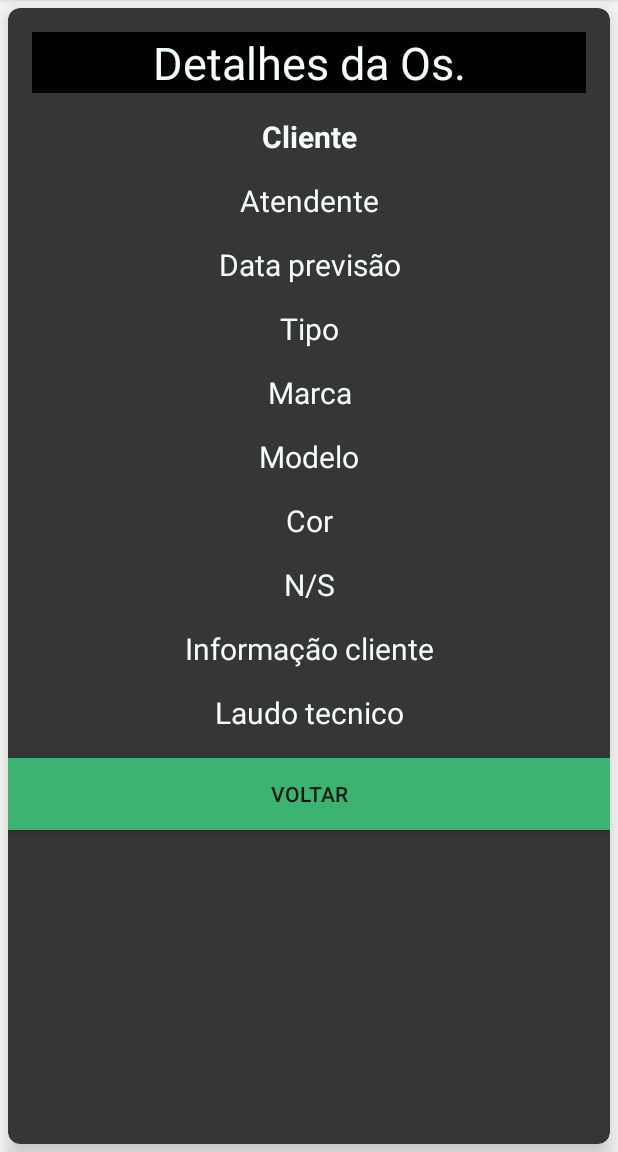
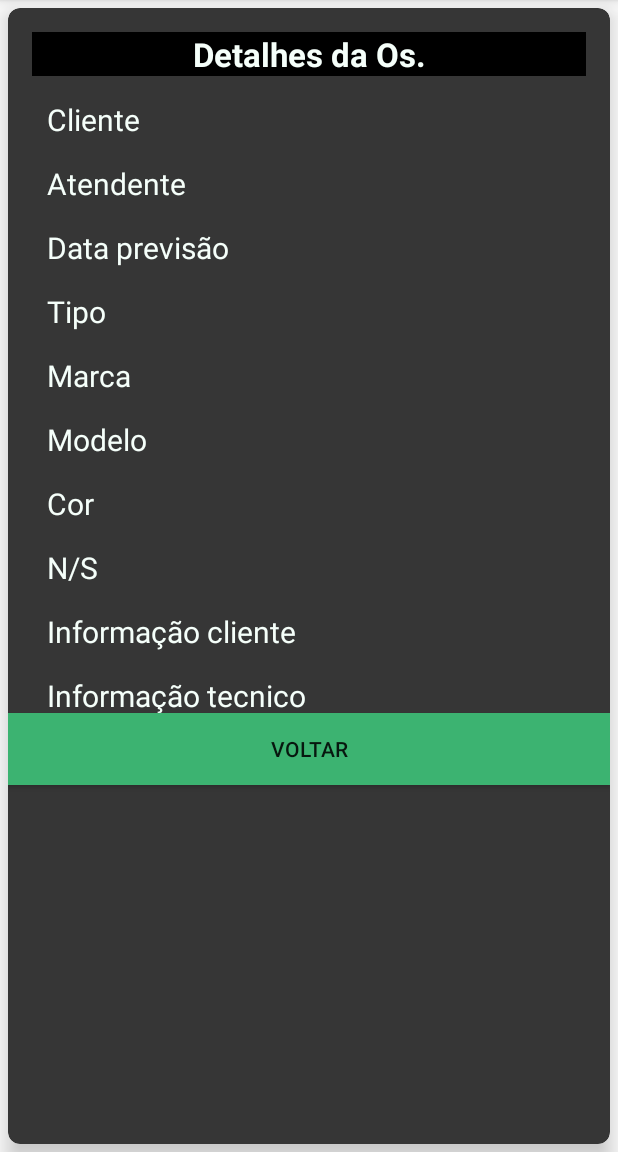
Before and after one commit to Viniciuslaza/Ordem, an Android app: the ConsultaActivity screen opened directly, with no data from a screen before it, on a phone screen of 412 x 824 dp, the part 84-1236 px from its top. Run offline under Robolectric (Android 15) with nearby library versions, the phone set to English and light mode, and no system bars; 1 statement that could not run was skipped.

Commit message:
Tela detalhes os

```diff
--- a/app/src/main/java/com/example/ordems/Holder/AdapterOs.java
+++ b/app/src/main/java/com/example/ordems/Holder/AdapterOs.java
@@ -1,7 +1,5 @@
 package com.example.ordems.Holder;
 
-import android.system.Os;
-import android.util.Log;
 import android.view.LayoutInflater;
 import android.view.View;
 import android.view.ViewGroup;
--- a/app/src/main/java/com/example/ordems/View/ConsultaActivity.java
+++ b/app/src/main/java/com/example/ordems/View/ConsultaActivity.java
@@ -1,6 +1,4 @@
 package com.example.ordems.View;
-
-import androidx.appcompat.app.AppCompatActivity;
 
 import android.content.Intent;
 import android.net.Uri;
@@ -11,8 +9,9 @@ import android.view.View;
 import android.widget.Button;
 import android.widget.TextView;
 
+import androidx.appcompat.app.AppCompatActivity;
+
 import com.example.ordems.R;
-import com.example.ordems.model.ModelOs;
 
 import org.json.JSONException;
 import org.json.JSONObject;
@@ -36,17 +35,30 @@ public class ConsultaActivity extends AppCompatActivity implements View.OnClickL
     private TextView tv_cliente, tv_atendente, tv_infe, tv_tipo,
                      tv_marca, tv_modelo, tv_cor, tv_ns, tv_inf, tv_laudo;
 
-    private Button btn_voltar;
+    private Button btn_volt;
     private  int id;
 
+    private  String nm_cliente, data_previsao, tipo, marca, modelo, cor, serie, info_cliente, info_tecnico;
+    private int usuario_id ;
 
 
     @Override
     protected void onCreate(Bundle savedInstanceState) {
         super.onCreate(savedInstanceState);
         setContentView(R.layout.activity_consulta);
-        this.btn_voltar = findViewById(R.id.btn_voltar);
-        this.btn_voltar.setOnClickListener(this);
+        this.tv_cliente = findViewById(R.id.tv_cliente);
+        this.tv_atendente = findViewById(R.id.tv_atendente);
+        this.tv_infe = findViewById(R.id.tv_infe);
+        this.tv_tipo = findViewById(R.id.tv_tipo);
+        this.tv_marca = findViewById(R.id.tv_marca);
+        this.tv_modelo = findViewById(R.id.tv_modelo);
+        this.tv_cor = findViewById(R.id.tv_cor);
+        this.tv_ns = findViewById(R.id.tv_ns);
+        this.tv_inf = findViewById(R.id.tv_inf);
+        this.tv_laudo = findViewById(R.id.tv_laudo);
+
+        this.btn_volt = findViewById(R.id.btn_volt);
+        this.btn_volt.setOnClickListener(this);
 
         Bundle extra = getIntent().getExtras();
         id = extra.getInt("id_os");
@@ -55,7 +67,16 @@ public class ConsultaActivity extends AppCompatActivity implements View.OnClickL
         consultarOsAsyncTask.execute();
 
     }
+    @Override
+    public void onClick(View view) {
+        switch (view.getId()) {
+            case R.id.btn_volt:
+                Intent intent = new Intent(getApplicationContext(), OsActivity.class);
+                startActivity(intent);
+                finish();
+        }
 
+    }
 
         public class ConsultaOsAsyncTask extends AsyncTask<String, String, String>{
 
@@ -76,10 +97,10 @@ public class ConsultaActivity extends AppCompatActivity implements View.OnClickL
 
             public ConsultaOsAsyncTask(String token , int id) {
                 this.api_token = token;
-                this.api_id = api_id;
+                this.api_id = id;
                 this.builder = new Uri.Builder();
                 builder.appendQueryParameter("api_token", api_token);
-                builder.appendQueryParameter("api_cpf", String.valueOf(api_id));
+                builder.appendQueryParameter("api_id_os", String.valueOf(api_id));
             }
 
 
@@ -183,19 +204,22 @@ public class ConsultaActivity extends AppCompatActivity implements View.OnClickL
                 try {
                     JSONObject jsonObject = new JSONObject(result);
 
-                    if (jsonObject.getBoolean("validaçao")) {
-                        setarcampos(jsonObject.getString("nome_cliente"),
-                                jsonObject.getInt("id_usuario"),
-                                jsonObject.getString("data_previsao"),
-                                jsonObject.getString("tipo"),
-                                jsonObject.getString("marca"),
-                                jsonObject.getString("modelo"),
-                                jsonObject.getString("cor"),
-                                jsonObject.getString("serie"),
-                                jsonObject.getString("info_cliente"),
-                                jsonObject.getString("info_tecnico"));
 
-                        //goOsActivity();
+
+                    if (jsonObject.getBoolean("validacao")) {
+                        Log.i("v", "Nome do Cliente" + jsonObject.getString("nm_cliente") );
+                               nm_cliente = jsonObject.getString("nm_cliente");
+                               usuario_id  = jsonObject.getInt("usuario_id");
+                               data_previsao = jsonObject.getString("data_previsao");
+                               tipo = jsonObject.getString("tipo");
+                               marca = jsonObject.getString("marca");
+                               modelo = jsonObject.getString("modelo");
+                               cor = jsonObject.getString("cor");
+                               serie = jsonObject.getString("serie");
+                               info_cliente = jsonObject.getString("info_cliente");
+                               info_tecnico  = jsonObject.getString("info_tecnico");
+
+                        setarcampos();
 
                     } else {
                         Log.i("APIConsultarOs", "onPostExecute() --> Consulta Falhou");
@@ -211,28 +235,19 @@ public class ConsultaActivity extends AppCompatActivity implements View.OnClickL
 
 
         }
-    public void setarcampos(String nome_cliente, int id_usuario, String data_previsao, String tipo, String marca, String modelo, String cor, String serie, String info_cliente, String info_tecnico){
-        tv_cliente.setText(nome_cliente);
-        tv_atendente.setText(String.valueOf(id_usuario));
-        tv_infe.setText(data_previsao);
-        tv_tipo.setText(tipo);
-        tv_marca.setText(marca);
-        tv_modelo.setText(modelo);
-        tv_cor.setText(cor);
-        tv_ns.setText(serie);
-        tv_inf.setText(info_cliente);
-        tv_laudo.setText(info_tecnico);
+    public void setarcampos(){
+        tv_cliente.setText("Nome: "+ nm_cliente);
+        tv_atendente.setText("Atendente: "+String.valueOf(usuario_id));
+        tv_infe.setText("Data previsão: "+data_previsao);
+        tv_tipo.setText("Tipo: "+tipo);
+        tv_marca.setText("Marca: "+marca);
+        tv_modelo.setText("Modelo: " +modelo);
+        tv_cor.setText("Cor: " +cor);
+        tv_ns.setText("Serie: "+serie);
+        tv_inf.setText("Informação do cliente: " +info_cliente);
+        tv_laudo.setText("Informação tecnico: " +info_tecnico);
 
     }
 
-    @Override
-    public void onClick(View view) {
-        switch (view.getId()) {
-            case R.id.btn_voltar:
-                Intent intent = new Intent(getApplicationContext(), OsActivity.class);
-                startActivity(intent);
-                finish();
-        }
 
-    }
 }
--- a/app/src/main/java/com/example/ordems/View/MainActivity.java
+++ b/app/src/main/java/com/example/ordems/View/MainActivity.java
@@ -202,7 +202,7 @@ public class MainActivity extends AppCompatActivity {
             try {
                 JSONObject jsonObject = new JSONObject(result);
 
-                if (jsonObject.getBoolean("validaçao")){
+                if (jsonObject.getBoolean("validacao")){
                     //
                     Log.i("ApiConsultarCpf", "CPF:" +jsonObject.getString("cpf"));
                     Log.i("ApiConsultarNome", "Nome:" +jsonObject.getString("nome"));
--- a/app/src/main/java/com/example/ordems/View/OsActivity.java
+++ b/app/src/main/java/com/example/ordems/View/OsActivity.java
@@ -204,7 +204,7 @@ public class OsActivity extends AppCompatActivity implements View.OnClickListene
             try {
                 JSONObject jsonObject = new JSONObject(result);
 
-                if (jsonObject.getBoolean("validaçao")) {
+                if (jsonObject.getBoolean("validacao")) {
                     int lenght = jsonObject.getInt("lenght");
                     ModelOs os;
                     for (int i = 1; i <= lenght; i++) {
--- a/app/src/main/res/layout/activity_consulta.xml
+++ b/app/src/main/res/layout/activity_consulta.xml
@@ -27,25 +27,25 @@
         android:background="@android:color/black"
         android:gravity="center"
         android:text="Detalhes da Os."
-        android:textSize="30sp"
+        android:textStyle="bold"
+        android:textSize="22sp"
         android:textColor="#F5FFFA"/>
 
     <TextView
         android:id="@+id/tv_cliente"
         android:layout_width="match_parent"
         android:layout_height="wrap_content"
-        android:gravity="center"
         android:layout_marginTop="15dp"
+        android:layout_marginLeft="10dp"
         android:text="Cliente"
         android:textSize="20sp"
-        android:textStyle="bold"
         android:textColor="#F5FFFA" />
 
     <TextView
         android:id="@+id/tv_atendente"
         android:layout_width="match_parent"
         android:layout_height="wrap_content"
-        android:gravity="center"
+        android:layout_marginLeft="10dp"
         android:layout_marginTop="15dp"
         android:text="Atendente"
         android:textSize="20sp"
@@ -55,7 +55,7 @@
     android:id="@+id/tv_infe"
     android:layout_width="match_parent"
     android:layout_height="wrap_content"
-    android:gravity="center"
+        android:layout_marginLeft="10dp"
     android:layout_marginTop="15dp"
     android:text="Data previsão"
     android:textSize="20sp"
@@ -65,7 +65,7 @@
         android:id="@+id/tv_tipo"
         android:layout_width="match_parent"
         android:layout_height="wrap_content"
-        android:gravity="center"
+        android:layout_marginLeft="10dp"
         android:layout_marginTop="15dp"
         android:text="Tipo"
         android:textSize="20sp"
@@ -75,7 +75,7 @@
         android:id="@+id/tv_marca"
         android:layout_width="match_parent"
         android:layout_height="wrap_content"
-        android:gravity="center"
+        android:layout_marginLeft="10dp"
         android:layout_marginTop="15dp"
         android:text="Marca"
         android:textSize="20sp"
@@ -85,7 +85,7 @@
         android:id="@+id/tv_modelo"
         android:layout_width="match_parent"
         android:layout_height="wrap_content"
-        android:gravity="center"
+        android:layout_marginLeft="10dp"
         android:layout_marginTop="15dp"
         android:text="Modelo"
         android:textSize="20sp"
@@ -95,7 +95,7 @@
         android:id="@+id/tv_cor"
         android:layout_width="match_parent"
         android:layout_height="wrap_content"
-        android:gravity="center"
+        android:layout_marginLeft="10dp"
         android:layout_marginTop="15dp"
         android:text="Cor"
         android:textSize="20sp"
@@ -105,7 +105,7 @@
         android:id="@+id/tv_ns"
         android:layout_width="match_parent"
         android:layout_height="wrap_content"
-        android:gravity="center"
+        android:layout_marginLeft="10dp"
         android:layout_marginTop="15dp"
         android:text="N/S"
         android:textSize="20sp"
@@ -115,7 +115,7 @@
         android:id="@+id/tv_inf"
         android:layout_width="match_parent"
         android:layout_height="wrap_content"
-        android:gravity="center"
+        android:layout_marginLeft="10dp"
         android:layout_marginTop="15dp"
         android:text="Informação cliente"
         android:textSize="20sp"
@@ -125,24 +125,27 @@
         android:id="@+id/tv_laudo"
         android:layout_width="match_parent"
         android:layout_height="wrap_content"
-        android:gravity="center"
+        android:text="Informação tecnico"
         android:layout_marginTop="15dp"
-        android:text="Laudo tecnico"
+        android:layout_marginLeft="10dp"
         android:textSize="20sp"
         android:textColor="#F5FFFA"/>
 
+
+
 </LinearLayout>
         <Button
-            android:id="@+id/btn_voltar"
+            android:id="@+id/btn_volt"
             android:layout_width="match_parent"
             android:layout_height="wrap_content"
-            android:layout_marginTop="500dp"
+            android:layout_marginTop="470dp"
             android:background="#3CB371"
             android:text="Voltar"
             android:layout_marginLeft="0dp"
             android:layout_marginRight="0dp"
             />
 
+
     </androidx.cardview.widget.CardView>
 
 
```
